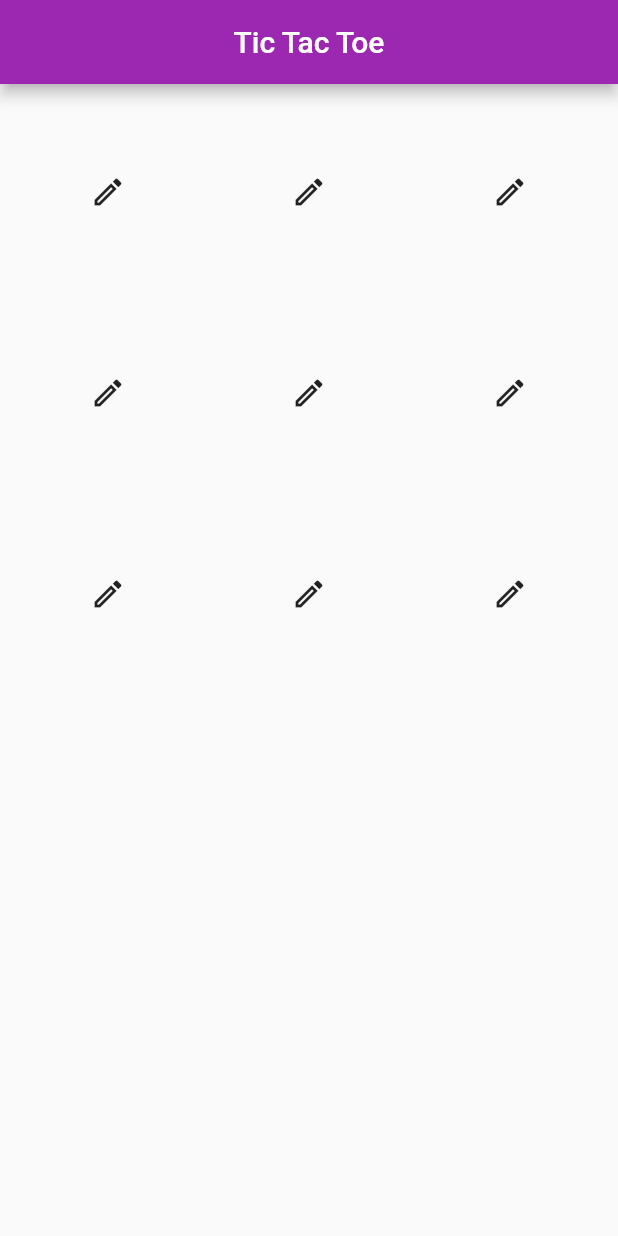
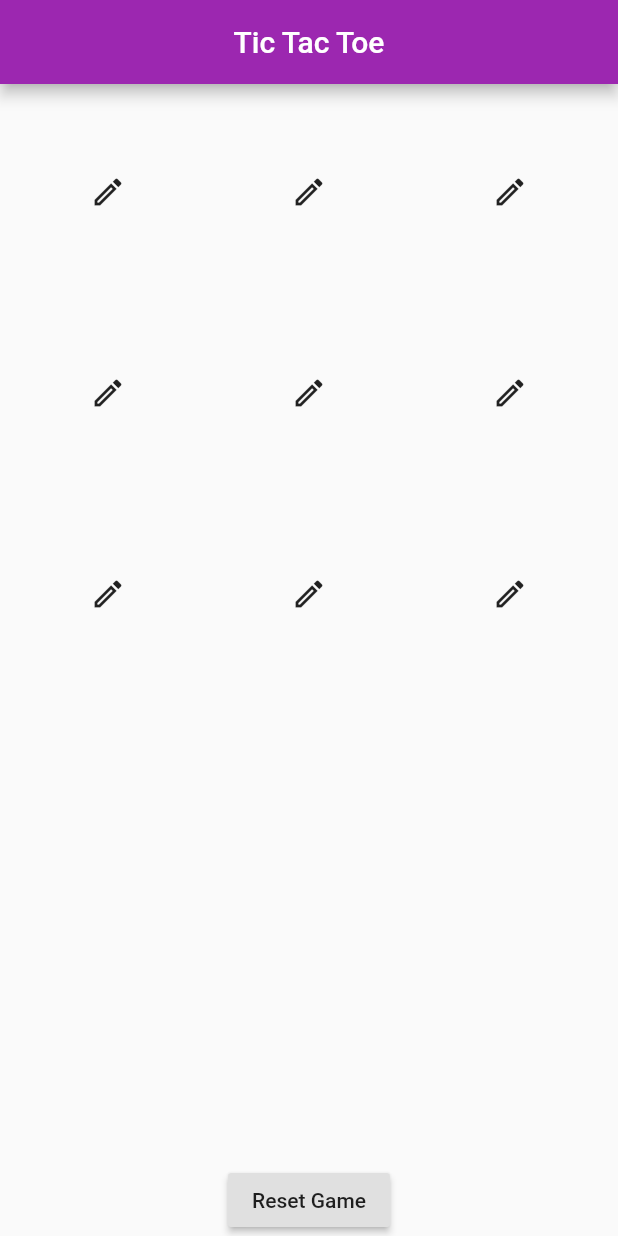
Before and after one commit to Bikashgc/tictactoe_game, a Flutter app: the screen it shows after launch, on a phone screen of 412 x 824 dp. Run offline on Flutter 3.47's test engine with Material 2 defaults, Android fonts, the phone set to English and light mode, and no system bars.

Commit message:
Added functionality to reset the game

```diff
--- a/lib/home_page.dart
+++ b/lib/home_page.dart
@@ -103,6 +103,12 @@ class _HomePageState extends State<HomePage> {
                     ),
                   )),
             ),
+          ),
+          RaisedButton(
+            onPressed: () {
+              resetGame();
+            },
+            child: Text("Reset Game"),
           )
         ],
       ),
```
